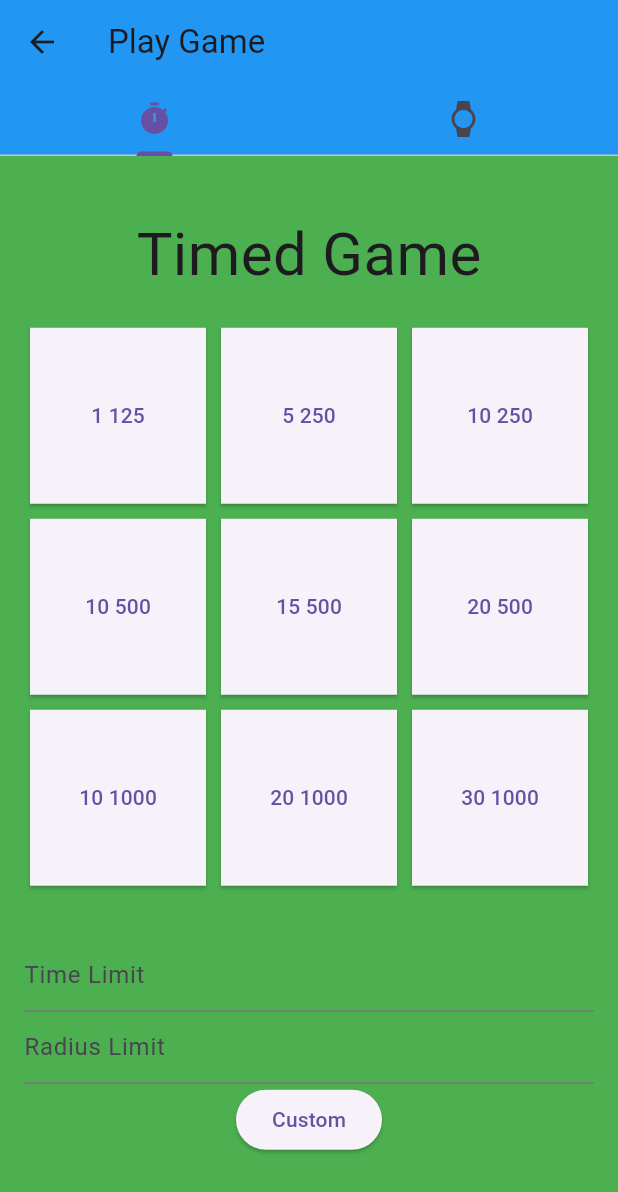
After one commit to superj6/geoguess_irl, a Flutter app: the HomeScreen screen opened directly, after a tap on "Play", on a phone screen of 412 x 824 dp. The commit adds this screen. Shown: the top 1192 px of the screen. Run offline on Flutter 3.47's test engine with Material 3 defaults, Android fonts, the light colour scheme and no system bars; our stand-ins replace carousel_slider, flutter_secure_storage, geolocator, google_maps_flutter; missing offline and left inert: flutter_timer_countdown; accounts and stored records are empty.

Commit message:
layout restructure

```diff
--- /dev/null
+++ b/lib/components/play_timed_tab.dart
@@ -0,0 +1,133 @@
+import 'package:flutter/material.dart';
+import 'package:flutter/services.dart';
+import 'package:provider/provider.dart';
+
+import '../services/game.dart';
+import '../services/auth.dart';
+import '../screens/game.dart';
+import '../screens/game_end.dart';
+
+class PlayTimedTab extends StatelessWidget{
+  PlayTimedTab({super.key});
+
+  final _formKey = GlobalKey<FormState>();
+  TextEditingController timeLimitController = TextEditingController();
+  TextEditingController radiusLimitController = TextEditingController();
+
+  void startGame(BuildContext context, int timeLimit, int radiusLimit){
+    Game game = Game(
+      timeLimit: timeLimit,
+      radiusLimit: radiusLimit,
+    );
+    Navigator.push(
+      context,
+      MaterialPageRoute(builder: (context) => GameScreen(game: game))
+    );
+  }
+
+  @override
+  Widget build(BuildContext context){
+    return Center(
+      child: SingleChildScrollView(
+	child: Column(
+	  mainAxisAlignment: MainAxisAlignment.center,
+	  children: [
+	    Text(
+	      'Timed Game',
+	      style: TextStyle(
+		fontSize: 40,
+	      ),
+	    ),
+	    GridView.count(
+	      shrinkWrap: true,
+	      primary: false,
+	      padding: const EdgeInsets.all(20),
+	      crossAxisSpacing: 10,
+	      mainAxisSpacing: 10,
+	      crossAxisCount: 3,
+	      children: [
+		(1, 125), (5, 250), (10, 250),
+		(10, 500), (15, 500), (20, 500),
+		(10, 1000), (20, 1000), (30, 1000),
+	      ].map((rec){
+		var (timeLimit, radiusLimit) = rec;
+		return SizedBox(
+		  width: 125,
+		  height: 125,
+		  child: ElevatedButton(
+		    style: ElevatedButton.styleFrom(
+		      padding: EdgeInsets.zero,
+		      shape: RoundedRectangleBorder(
+			borderRadius: BorderRadius.zero,
+		      ),
+		    ),
+		    onPressed: () => startGame(context, timeLimit, radiusLimit),
+		    child: Text('${timeLimit} ${radiusLimit}'),
+		  ),
+		);
+	      }).toList(),
+	    ),
+            Padding(
+              padding: EdgeInsets.all(16.0),
+	      child: Form(
+		key: _formKey,
+		child: Column(
+		  children: [
+		    Column(
+		      children: [
+			TextFormField(
+			  scrollPadding: EdgeInsets.only(bottom: 128),
+			  keyboardType: TextInputType.number,
+			  inputFormatters: <TextInputFormatter>[
+			    FilteringTextInputFormatter.digitsOnly
+			  ],
+			  controller: timeLimitController,
+			  decoration: const InputDecoration(
+			    hintText: 'Time Limit',
+			  ),
+			  validator: (String? value) {
+			    if (value == null || value.isEmpty) {
+			      return 'Time limit required';
+			    }
+			    return null;
+			  },
+			),
+			TextFormField(
+			  scrollPadding: EdgeInsets.only(bottom: 64),
+			  keyboardType: TextInputType.number,
+			  inputFormatters: <TextInputFormatter>[
+			    FilteringTextInputFormatter.digitsOnly
+			  ],
+			  controller: radiusLimitController,
+			  decoration: const InputDecoration(
+			    hintText: 'Radius Limit',
+			  ),
+			  validator: (String? value) {
+			    if (value == null || value.isEmpty) {
+			      return 'Radius limit required';
+			    }
+			    return null;
+			  },
+			),
+		      ],
+		    ),
+		    ElevatedButton(
+		      onPressed: (){
+			if (_formKey.currentState!.validate()) {
+			  int timeLimit = int.parse(timeLimitController.text);
+			  int radiusLimit = int.parse(radiusLimitController.text);
+			  startGame(context, timeLimit, radiusLimit);
+			}
+		      },
+		      child: Text('Custom'),
+		    ),
+		  ],
+		),
+              ),
+	    ),
+	  ],
+	),
+      ),
+    );
+  }
+}
--- a/lib/screens/home.dart
+++ b/lib/screens/home.dart
@@ -1,239 +1,122 @@
 import 'package:flutter/material.dart';
-import 'package:flutter/services.dart';
 import 'package:provider/provider.dart';
+import '../services/auth.dart';
 
-import '../services/game.dart';
-import '../services/auth.dart';
-import './game.dart';
-import './game_end.dart';
+import './play.dart';
+import './stats.dart';
 
-class HomeScreen extends StatefulWidget{
+class HomeScreen extends StatelessWidget{
   const HomeScreen({super.key});
 
   @override
-  State<HomeScreen> createState() => _HomeScreen();
-}
-
-class _HomeScreen extends State<HomeScreen>{
-  @override
   Widget build(BuildContext context){
-    return DefaultTabController(
-      initialIndex: 0,
-      length: 2,
-      child: Scaffold(
-        appBar: AppBar(
-          toolbarHeight: 0,
-          backgroundColor: Colors.blue,
-          bottom: const TabBar(
-            tabs: [
-              Tab(
-                icon: Icon(Icons.gamepad),
-              ),
-              Tab(
-                icon: Icon(Icons.auto_graph),
-              ),
-            ],
+    User currentUser = context.watch<UserProvider>().currentUser!;
+    return Scaffold(
+      backgroundColor: Colors.black,
+      body: Container(
+        width: double.infinity,
+        decoration: BoxDecoration(
+          image: DecorationImage(
+            image: AssetImage('assets/images/earth_background.jpg'),
+            fit: BoxFit.cover,
           ),
         ),
-	backgroundColor: Colors.green,
-	body: TabBarView(
-	  children: [
-            GameTab(),
-            StatsTab(),
-          ],
+	child: SafeArea(
+	  child: Column(
+            mainAxisAlignment: MainAxisAlignment.spaceEvenly,
+	    crossAxisAlignment: CrossAxisAlignment.center,
+	    children: [
+              Column(
+	        children: [
+                  Text(
+                    'Geoguess irl',
+                    style: TextStyle(
+		      color: Colors.blue,
+		      fontSize: 50,
+		      fontWeight: FontWeight.bold,
+		    ),
+                  ),
+                  Text(
+                    'Hello ${currentUser.username}',
+                    style: TextStyle(
+                      color: Colors.blue,
+                    ),
+                  ),
+                ],
+              ),
+              Padding(
+                padding: EdgeInsets.all(16.0),
+		child: Column(
+		  crossAxisAlignment: CrossAxisAlignment.stretch,
+		  children: [
+		    ElevatedButton(
+		      onPressed: (){
+                        Navigator.push(
+                          context,
+                          MaterialPageRoute(builder: (context) => PlayScreen()),
+                        );
+                      },
+		      child: Text(
+                        'Play',
+                        style: TextStyle(
+                          color: Colors.blue,
+                        ),
+                      ),
+                      style: ButtonStyle(
+                        backgroundColor: MaterialStatePropertyAll<Color>(Colors.white),
+                      ),
+		    ),
+		    ElevatedButton(
+		      onPressed: (){
+                        Navigator.push(
+                          context,
+                          MaterialPageRoute(builder: (context) => StatsScreen()),
+                        );
+                      },
+		      child: Text(
+                        'Stats',
+                        style: TextStyle(
+                          color: Colors.white,
+                        ),
+                      ),
+                      style: ButtonStyle(
+                        backgroundColor: MaterialStatePropertyAll<Color>(Colors.green),
+                      ),
+		    ),
+		    ElevatedButton(
+		      onPressed: (){
+
+                      },
+		      child: Text(
+                        'Rules',
+                        style: TextStyle(
+                          color: Colors.white,
+                        ),
+                      ),
+                      style: ButtonStyle(
+                        backgroundColor: MaterialStatePropertyAll<Color>(Colors.green),
+                      ),
+		    ),
+		  ],
+		),
+              ),
+              SizedBox(),
+              SizedBox(),
+              TextButton(
+                onPressed: (){
+                  context.read<UserProvider>().logoutUser();
+                },
+                child: Text(
+                  'logout :(',
+                  style: TextStyle(
+                    color: Colors.green,
+                  ),
+                ),
+              ),
+	    ],
+	  ),
 	),
       ),
     );
   }
 }
-
-class GameTab extends StatelessWidget{
-  GameTab({super.key});
-
-  final _formKey = GlobalKey<FormState>();
-  TextEditingController timeLimitController = TextEditingController();
-  TextEditingController radiusLimitController = TextEditingController();
-
-  void startGame(BuildContext context, int timeLimit, int radiusLimit){
-    Game game = Game(
-      timeLimit: timeLimit,
-      radiusLimit: radiusLimit,
-    );
-    Navigator.push(
-      context,
-      MaterialPageRoute(builder: (context) => GameScreen(game: game))
-    );
-  }
-
-  @override
-  Widget build(BuildContext context){
-    User currentUser = context.watch<UserProvider>().currentUser!;
-    return Center(
-      child: SingleChildScrollView(
-	child: Column(
-	  mainAxisAlignment: MainAxisAlignment.center,
-	  children: [
-	    Text(
-	      'Hello ${currentUser.username}',
-	      style: TextStyle(
-		fontSize: 40,
-	      ),
-	    ),
-	    Text(
-	      'Play a game!'
-	    ),
-	    GridView.count(
-	      shrinkWrap: true,
-	      primary: false,
-	      padding: const EdgeInsets.all(20),
-	      crossAxisSpacing: 10,
-	      mainAxisSpacing: 10,
-	      crossAxisCount: 3,
-	      children: [
-		(1, 125), (5, 250), (10, 250),
-		(10, 500), (15, 500), (20, 500),
-		(10, 1000), (20, 1000), (30, 1000),
-	      ].map((rec){
-		var (timeLimit, radiusLimit) = rec;
-		return SizedBox(
-		  width: 125,
-		  height: 125,
-		  child: ElevatedButton(
-		    style: ElevatedButton.styleFrom(
-		      padding: EdgeInsets.zero,
-		      shape: RoundedRectangleBorder(
-			borderRadius: BorderRadius.zero,
-		      ),
-		    ),
-		    onPressed: () => startGame(context, timeLimit, radiusLimit),
-		    child: Text('${timeLimit} ${radiusLimit}'),
-		  ),
-		);
-	      }).toList(),
-	    ),
-	    Form(
-	      key: _formKey,
-	      child: Column(
-		children: [
-		  Column(
-		    children: [
-		      TextFormField(
-                        scrollPadding: EdgeInsets.only(bottom: 128),
-			keyboardType: TextInputType.number,
-			inputFormatters: <TextInputFormatter>[
-			  FilteringTextInputFormatter.digitsOnly
-			],
-			controller: timeLimitController,
-			decoration: const InputDecoration(
-			  hintText: 'Time Limit',
-			),
-			validator: (String? value) {
-			  if (value == null || value.isEmpty) {
-			    return 'Time limit required';
-			  }
-			  return null;
-			},
-		      ),
-		      TextFormField(
-                        scrollPadding: EdgeInsets.only(bottom: 64),
-			keyboardType: TextInputType.number,
-			inputFormatters: <TextInputFormatter>[
-			  FilteringTextInputFormatter.digitsOnly
-			],
-			controller: radiusLimitController,
-			decoration: const InputDecoration(
-			  hintText: 'Radius Limit',
-			),
-			validator: (String? value) {
-			  if (value == null || value.isEmpty) {
-			    return 'Radius limit required';
-			  }
-			  return null;
-			},
-		      ),
-		    ],
-		  ),
-		  ElevatedButton(
-		    onPressed: (){
-		      if (_formKey.currentState!.validate()) {
-			int timeLimit = int.parse(timeLimitController.text);
-			int radiusLimit = int.parse(radiusLimitController.text);
-			startGame(context, timeLimit, radiusLimit);
-		      }
-		    },
-		    child: Text('Custom'),
-		  ),
-		],
-	      ),
-	    ),
-            TextButton(
-              onPressed: (){
-                context.read<UserProvider>().logoutUser();
-              },
-              child: Text('Logout'),
-            ),
-	  ],
-	),
-      ),
-    );
-  }
-}
-
-
-class StatsTab extends StatefulWidget{
-  const StatsTab({super.key});
-
-  @override
-  State<StatsTab> createState() => _StatsTab();
-}
-
-class _StatsTab extends State<StatsTab>{
-  late Future<List<Game>> gamesFuture;
-
-  @override
-  void initState(){
-    super.initState();
-    User currentUser = context.read<UserProvider>().currentUser!;
-    gamesFuture = getUserGames(currentUser);
-  }
-
-  @override
-  Widget build(BuildContext context){
-    return Column(
-      children: [
-	Text(
-	  'stats',
-	  style: TextStyle(
-	    fontSize: 40,
-	  ),
-        ),
-        FutureBuilder<List<Game>>(
-          future: gamesFuture,
-          builder: (context, snapshot){
-            if(!snapshot.hasData){
-              return CircularProgressIndicator();
-            }
-            List<Game> games = snapshot.data!;
-            return ListView.builder(
-              scrollDirection: Axis.vertical,
-              shrinkWrap: true,
-              itemCount: games.length,
-              itemBuilder: (context, index){
-                Game game = games[index];
-                return TextButton(
-                  onPressed: (){
-                    Navigator.push(
-                      context,
-                      MaterialPageRoute(builder: (context) => GameEndScreen(game: game)),
-                    );
-                  },
-                  child: Text('${game.gameId!}'),
-                );
-              },
-            );
-          },
-        ),
-      ],
-    );
-  }
-}
--- /dev/null
+++ b/lib/screens/play.dart
@@ -0,0 +1,49 @@
+import 'package:flutter/material.dart';
+import 'package:flutter/services.dart';
+import 'package:provider/provider.dart';
+
+import '../services/game.dart';
+import '../services/auth.dart';
+import '../components/play_timed_tab.dart';
+import './game.dart';
+import './game_end.dart';
+
+class PlayScreen extends StatefulWidget{
+  const PlayScreen({super.key});
+
+  @override
+  State<PlayScreen> createState() => _PlayScreen();
+}
+
+class _PlayScreen extends State<PlayScreen>{
+  @override
+  Widget build(BuildContext context){
+    return DefaultTabController(
+      initialIndex: 0,
+      length: 2,
+      child: Scaffold(
+        appBar: AppBar(
+          title: Text('Play Game'),
+          backgroundColor: Colors.blue,
+          bottom: const TabBar(
+            tabs: [
+              Tab(
+                icon: Icon(Icons.timer),
+              ),
+              Tab(
+                icon: Icon(Icons.watch),
+              ),
+            ],
+          ),
+        ),
+	backgroundColor: Colors.green,
+	body: TabBarView(
+	  children: [
+            PlayTimedTab(),
+            PlayTimedTab(),
+          ],
+	),
+      ),
+    );
+  }
+}
```
Also changed, not shown: lib/components/stats_games_tab.dart (added, +65 -0 lines), lib/screens/auth_home.dart (+18 -1 lines), lib/screens/stats.dart (added, +42 -0 lines), 1 other file.
